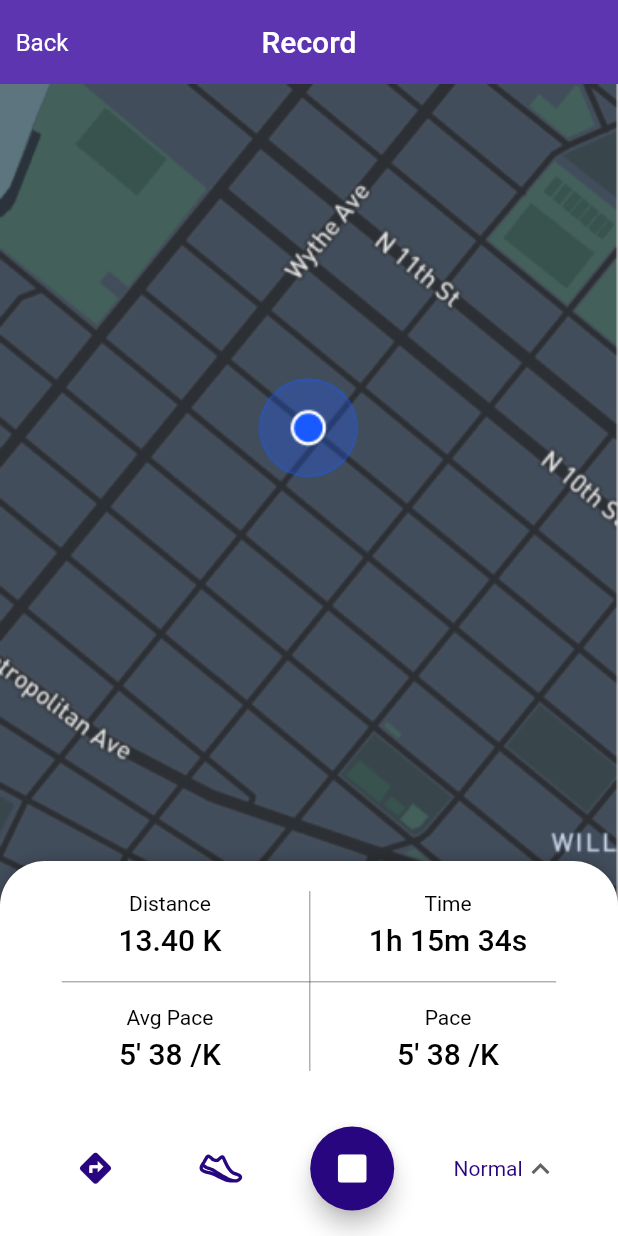
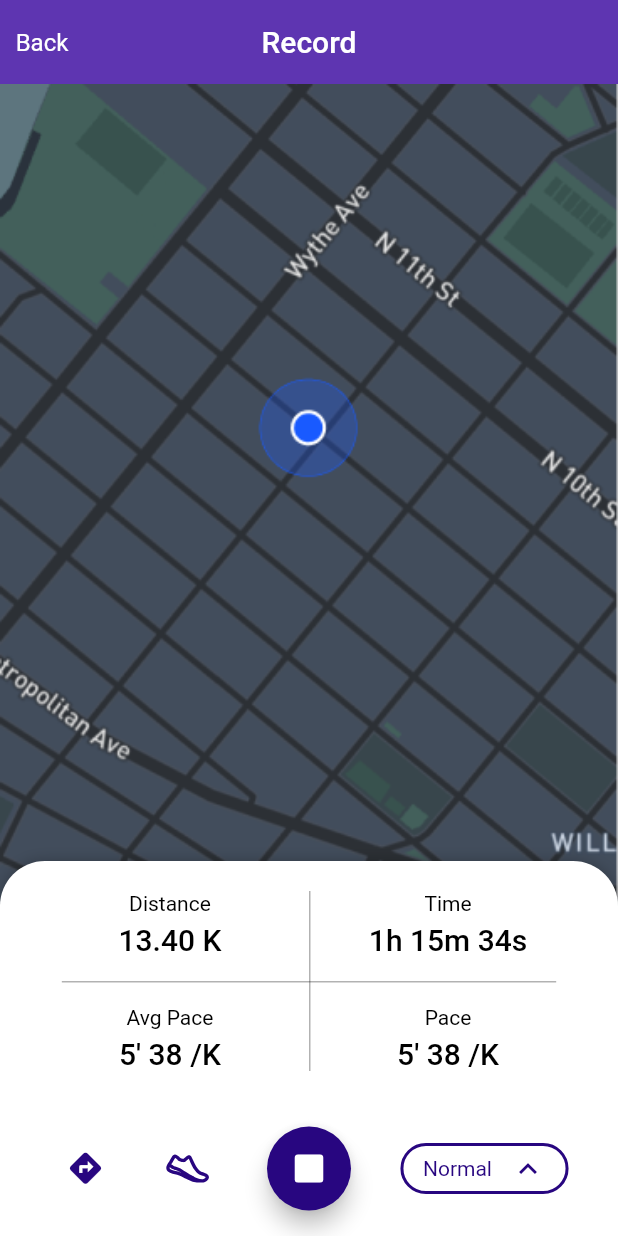
Before and after one commit to gabdeum/race_tracker, a Flutter app: the RecordMap screen opened by its route, on a phone screen of 412 x 824 dp. Run offline on Flutter 3.47's test engine with Material 2 defaults, Android fonts, the phone set to English and light mode, and no system bars; drawn by our look-alikes of sliding_up_panel; our stand-ins replace carousel_slider, flutter_svg, location, sqflite; accounts and stored records are empty.

Commit message:
Record Map: Passing currentActivity to dashboard + centered pause button in bottombar

```diff
--- a/lib/pages/dashboard.dart
+++ b/lib/pages/dashboard.dart
@@ -52,7 +52,7 @@ class Dashboard extends StatelessWidget {
               )
             ],
           ),
-          const Hero(tag: 'bottomBar', child: BottomBar(dashboard: true,))
+          Hero(tag: 'bottomBar', child: BottomBar(dashboard: true,))
         ],
       ),
     );
--- a/lib/pages/record_map.dart
+++ b/lib/pages/record_map.dart
@@ -6,27 +6,39 @@ import 'package:race_tracker/services/activity_entry.dart';
 import 'package:race_tracker/services/colors.dart';
 import 'package:sliding_up_panel/sliding_up_panel.dart';
 import '../services/activity.dart';
+import 'dashboard.dart';
 
-class RecordMap extends StatelessWidget {
+class RecordMap extends StatefulWidget {
 
-  RecordMap({this.locationSubscription, Key? key}) : super(key: key);
+  RecordMap({this.currentActivity, Key? key}) : super(key: key);
 
-  final StreamSubscription? locationSubscription;
-  final ActivityEntry newActivity = ActivityEntry();
+  ActivityEntry? currentActivity;
+
+  @override
+  State<RecordMap> createState() => _RecordMapState();
+}
+
+class _RecordMapState extends State<RecordMap> {
+
+  @override
+  void initState() {
+    widget.currentActivity == null ? widget.currentActivity = ActivityEntry() : null;
+    super.initState();
+  }
 
   @override
   Widget build(BuildContext context) {
 
-    newActivity.startRecording();
+    widget.currentActivity?.startRecording();
 
-    final Activity currentActivity = Activity(activityId: 'activity01', activityName: 'Afternoon run', activityType: 'run', activityDateTime: DateTime(1991, 3, 7, 23, 50), activityLocation: {"locationName" : "Versailles, FR"}, activityDistance: 13400, activityMovingTime: 4534);
+    final Activity activityPlaceholder = Activity(activityId: 'activity01', activityName: 'Afternoon run', activityType: 'run', activityDateTime: DateTime(1991, 3, 7, 23, 50), activityLocation: {"locationName" : "Versailles, FR"}, activityDistance: 13400, activityMovingTime: 4534);
     final widthScreen = MediaQuery.of(context).size.width;
 
     return Scaffold(
       appBar: AppBar(
         leading: IconButton(
           icon: Text('Back', style: Theme.of(context).textTheme.titleMedium?.merge(const TextStyle(color: primaryTextColor)) ,),
-          onPressed: () => Navigator.of(context).pop(),
+          onPressed: () => Navigator.of(context).pop(widget.currentActivity)
         ),
         title: const Text('Record'),
       ),
@@ -48,18 +60,18 @@ class RecordMap extends StatelessWidget {
                     children: [
                       Column(mainAxisAlignment: MainAxisAlignment.spaceBetween,children: [
                         Row(crossAxisAlignment: CrossAxisAlignment.center, mainAxisAlignment: MainAxisAlignment.spaceBetween, children: [
-                          DisplayData(title: 'Distance', dataStr: currentActivity.activityType != 'swim' ?
-                          '${((currentActivity.activityDistance) / 1000).toStringAsFixed(2)} K' : '${currentActivity.activityDistance.toString()} m',
+                          DisplayData(title: 'Distance', dataStr: activityPlaceholder.activityType != 'swim' ?
+                          '${((activityPlaceholder.activityDistance) / 1000).toStringAsFixed(2)} K' : '${activityPlaceholder.activityDistance.toString()} m',
                             titleStyle: Theme.of(context).textTheme.bodyMedium, dataStrStyle: Theme.of(context).textTheme.titleLarge,),
                           SizedBox(width: 0.1 * widthScreen,),
-                          DisplayData(title: 'Time', dataStr: formatMovingTime(currentActivity.activityMovingTime),
+                          DisplayData(title: 'Time', dataStr: formatMovingTime(activityPlaceholder.activityMovingTime),
                             titleStyle: Theme.of(context).textTheme.bodyMedium, dataStrStyle: Theme.of(context).textTheme.titleLarge,),
                         ],),
                         Row(crossAxisAlignment: CrossAxisAlignment.center, mainAxisAlignment: MainAxisAlignment.spaceBetween, children: [
-                          DisplayData(title: 'Avg Pace', dataStr: formatPace(currentActivity.activityMovingTime, currentActivity.activityDistance),
+                          DisplayData(title: 'Avg Pace', dataStr: formatPace(activityPlaceholder.activityMovingTime, activityPlaceholder.activityDistance),
                             titleStyle: Theme.of(context).textTheme.bodyMedium, dataStrStyle: Theme.of(context).textTheme.titleLarge,),
                           SizedBox(width: 0.1 * widthScreen,),
-                          DisplayData(title: 'Pace', dataStr: formatPace(currentActivity.activityMovingTime, currentActivity.activityDistance),
+                          DisplayData(title: 'Pace', dataStr: formatPace(activityPlaceholder.activityMovingTime, activityPlaceholder.activityDistance),
                             titleStyle: Theme.of(context).textTheme.bodyMedium, dataStrStyle: Theme.of(context).textTheme.titleLarge,),
                         ],)
                       ],),
@@ -72,12 +84,11 @@ class RecordMap extends StatelessWidget {
             ),
             body: Image.asset('assets/placeholders/record_map.png', fit: BoxFit.fitWidth,alignment: Alignment.topCenter,)
           ),
-          Positioned(bottom: 0,child: BottomBarRecord(widthScreen: widthScreen, currentActivity: newActivity,)),
+          Positioned(bottom: 0,child: BottomBarRecord(widthScreen: widthScreen, currentActivity: widget.currentActivity,)),
         ],
       ),
     );
   }
-
 }
 
 class BottomBarRecord extends StatefulWidget {
@@ -88,7 +99,7 @@ class BottomBarRecord extends StatefulWidget {
   }) : super(key: key);
 
   final double widthScreen;
-  final ActivityEntry currentActivity;
+  final ActivityEntry? currentActivity;
 
   @override
   State<BottomBarRecord> createState() => _BottomBarRecordState();
@@ -99,7 +110,6 @@ class _BottomBarRecordState extends State<BottomBarRecord> {
   String activityTypeValue = 'run';
   String recordTypeValue = 'Normal';
 
-
   @override
   Widget build(BuildContext context) {
     return Container(
@@ -107,10 +117,13 @@ class _BottomBarRecordState extends State<BottomBarRecord> {
       height: 90,
       width: widget.widthScreen,
       child: Row(mainAxisAlignment: MainAxisAlignment.spaceEvenly, crossAxisAlignment: CrossAxisAlignment.center,children: [
+        Expanded(child: Padding(padding: EdgeInsets.symmetric(horizontal: widget.widthScreen * 0.08),
+          child: Row(mainAxisAlignment: MainAxisAlignment.spaceBetween, crossAxisAlignment: CrossAxisAlignment.center,
+              children: [
                 IconButton(onPressed: (){}, icon: const Icon(Icons.directions, size: 25, color: primaryColorDark,)),
-        DropdownButton(
+                DropdownButtonHideUnderline(
+                  child: DropdownButton(
                     icon: const Visibility(visible:false, child: Icon(Icons.arrow_downward)),
-          underline: const SizedBox(),
                     borderRadius: BorderRadius.circular(15),
                     value: activityTypeValue,
                     items: <String>['run', 'bike', 'swim']
@@ -126,15 +139,25 @@ class _BottomBarRecordState extends State<BottomBarRecord> {
                       });
                     },
                   ),
+                ),
+              ],
+          ),),),
         FloatingActionButton(
           heroTag: 'heroStopButton',
           backgroundColor: primaryColorDark,
-          onPressed: (){widget.currentActivity.stopRecording();},
+          onPressed: (){widget.currentActivity?.locationSubscription != null ? widget.currentActivity?.pauseRecording() : null;},
           child: SvgPicture.asset('assets/custom_icons/stop_icon.svg', width: 20,),
         ),
-        DropdownButton(
-          icon: const Icon(Icons.keyboard_arrow_up_outlined),
-          underline: const SizedBox(),
+        Expanded(child: Padding(padding: EdgeInsets.symmetric(horizontal: widget.widthScreen * 0.08),
+            child: DropdownButtonHideUnderline(
+              child: DecoratedBox(
+                decoration: BoxDecoration(border: Border.all(color: primaryColorDark, width:2),borderRadius: BorderRadius.circular(50)),
+                child: Padding(
+                  padding: const EdgeInsets.symmetric(vertical: 5, horizontal: 15),
+                  child: DropdownButton(
+                    isExpanded: true,
+                    isDense: true,
+                    icon: const Icon(Icons.keyboard_arrow_up_outlined, color: primaryColorDark,),
                     borderRadius: BorderRadius.circular(15),
                     value: recordTypeValue,
                     items: <String>['Normal', 'Assist', 'Race']
@@ -150,6 +173,10 @@ class _BottomBarRecordState extends State<BottomBarRecord> {
                       });
                     },
                   ),
+                ),
+              ),
+            ),
+        ),),
       ],));
   }
 }
--- a/lib/pages/routes.dart
+++ b/lib/pages/routes.dart
@@ -11,7 +11,7 @@ class Routes extends StatelessWidget {
       appBar: AppBar(
         title: const Text('Routes'),
       ),
-      bottomNavigationBar: const Hero(
+      bottomNavigationBar: Hero(
           tag: 'bottomBar',
           child: BottomBar(dashboard: false)),
       // drawer: const Drawer(),
--- a/lib/services/activity_entry.dart
+++ b/lib/services/activity_entry.dart
@@ -13,16 +13,20 @@ class ActivityEntry {
 
   ActivityEntry();
 
+  Stream<LocationData> locationStream = const Stream.empty();
+
   startRecording() async {
 
     print('---------START---------');
 
-    Stream<LocationData>? locationStream = await getLocationStream();
     location = await getLocation();
     time = location?.time;
 
-    locationSubscription = locationStream?.listen((event) async {
+    if(locationSubscription == null){
 
+      print('locationSubscription is null: recreating subscription');
+      locationStream = getLocationStream();
+      locationSubscription = locationStream.listen((event) async {
         distance += calculateDistance(location!.latitude!, location!.longitude!, event.latitude!, event.longitude!);
         location = event;
 
@@ -34,18 +38,23 @@ class ActivityEntry {
         print('time: $time - lat: ${location?.latitude} - lon: ${location?.longitude} - duration: ${duration}s - distance: ${distance}m');
 
       });
+    }
+    else if(locationSubscription!.isPaused){
+      print('locationSubscription is NOT null: resuming subscription');
+      locationSubscription?.resume();
+    }
 
   }
 
   pauseRecording(){
+    print('---------PAUSE---------');
     locationSubscription?.pause();
-    print('---------PAUSE---------');
-    print('time: $time - duration: $duration - distance: $distance');
   }
 
   stopRecording(){
     print('---------STOP----------');
     locationSubscription?.cancel();
+    locationSubscription = null;
   }
 
   Future<LocationData> getLocation() async {
@@ -73,17 +82,18 @@ class ActivityEntry {
 
     _locationData = await location.getLocation();
 
+    print('lat: ${_locationData.latitude}, lon: ${_locationData.longitude}');
+
     return _locationData;
 
   }
 
-  Future<Stream<LocationData>?> getLocationStream() async {
+  Stream<LocationData> getLocationStream() {
 
     Location location = Location();
-    Stream<LocationData>? _locationStream;
-    _locationStream = location.onLocationChanged;
+    locationStream = location.onLocationChanged;
 
-    return _locationStream;
+    return locationStream;
 
   }
 
```
Also changed, not shown: lib/widgets/bottom_bar.dart (+26 -13 lines). Lines whose indentation alone changed are shown as unchanged.
